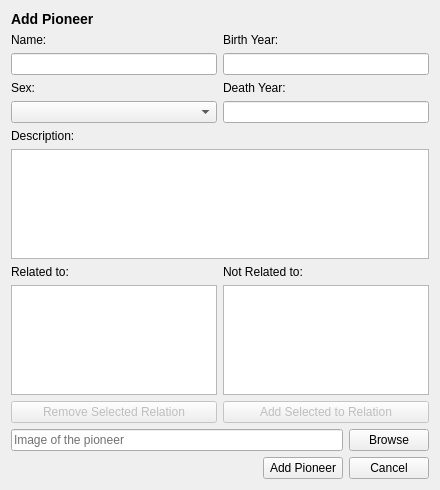
Old version of the form vika3/ui/addpioneer.ui in the repository hlynurstef/Verklegt-namskeid-1-vika-3.
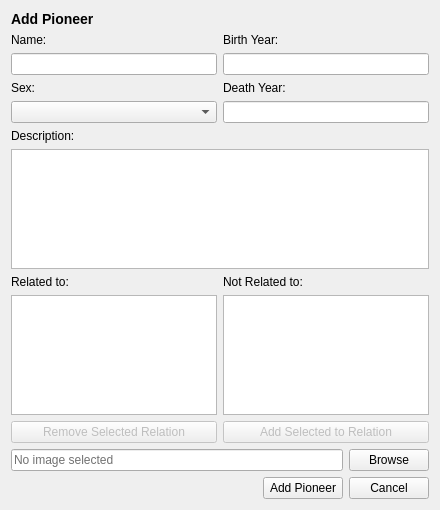
New version of the form. Icons and pictures are not drawn.

The edit to the form file:
```diff
--- a/vika3/ui/addpioneer.ui
+++ b/vika3/ui/addpioneer.ui
@@ -7,7 +7,7 @@
     <x>0</x>
     <y>0</y>
     <width>440</width>
-    <height>490</height>
+    <height>510</height>
    </rect>
   </property>
   <property name="windowTitle">
@@ -252,7 +252,7 @@
         </palette>
        </property>
        <property name="text">
-        <string>Image of the pioneer</string>
+        <string>No image selected</string>
        </property>
        <property name="readOnly">
         <bool>true</bool>
```
